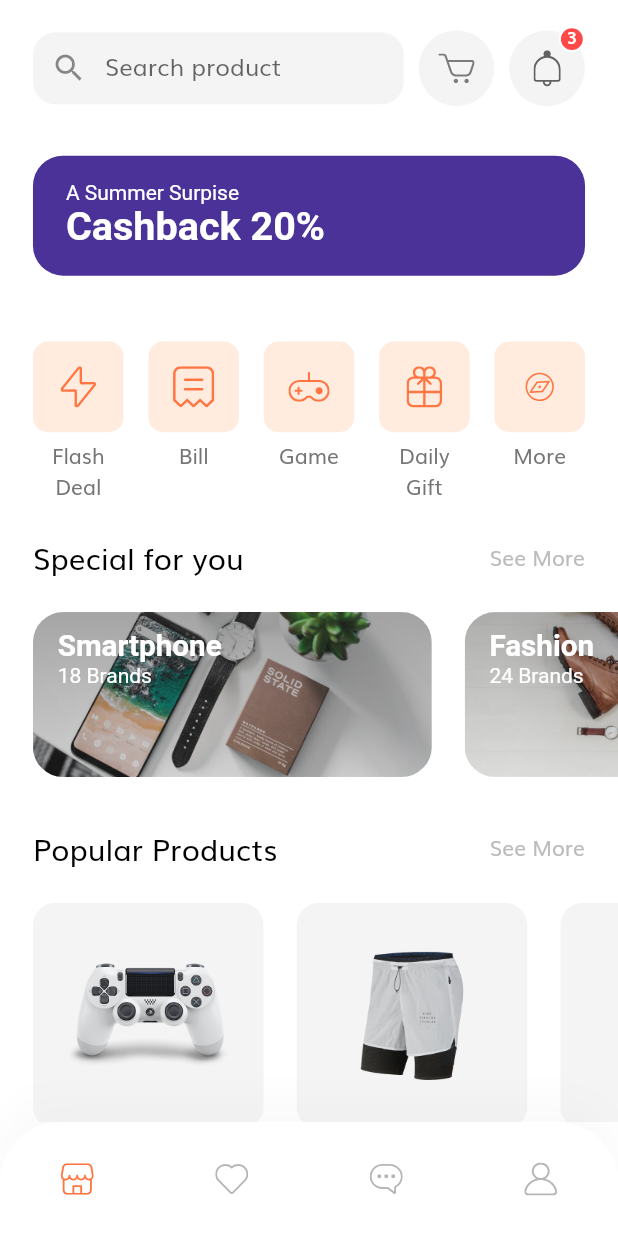
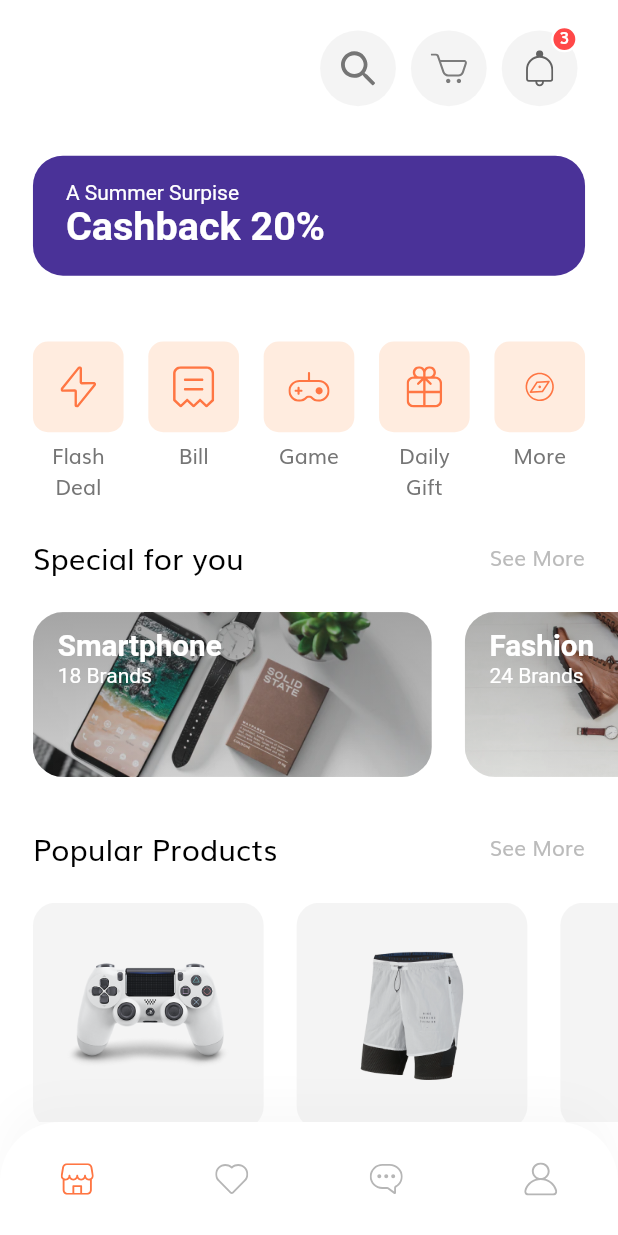
Before and after one commit to fanbarca/shop_app, a Flutter app: the HomeScreen screen opened by its route, on a phone screen of 412 x 824 dp. Run offline on Flutter 3.47's test engine with Material 2 defaults, Android fonts, the phone set to English and light mode, and no system bars; our stand-ins replace flutter_svg; missing offline and left inert: search_page.

```diff
--- a/lib/main.dart
+++ b/lib/main.dart
@@ -19,6 +19,7 @@ class MyApp extends StatelessWidget {
       // home: SplashScreen(),
       // We use routeName so that we dont need to remember the name
       initialRoute: SplashScreen.routeName,
+      // initialRoute: HomeScreen.routeName,
       routes: routes,
     );
   }
--- a/lib/screens/home/components/body.dart
+++ b/lib/screens/home/components/body.dart
@@ -12,6 +12,7 @@ class Body extends StatelessWidget {
   Widget build(BuildContext context) {
     return SafeArea(
       child: SingleChildScrollView(
+        physics: BouncingScrollPhysics(),
         child: Column(
           children: [
             SizedBox(height: getProportionateScreenHeight(20)),
--- a/lib/screens/home/components/home_header.dart
+++ b/lib/screens/home/components/home_header.dart
@@ -1,4 +1,5 @@
 import 'package:flutter/material.dart';
+import 'package:search_page/search_page.dart';
 import 'package:shop_app/screens/cart/cart_screen.dart';
 
 import '../../../size_config.dart';
@@ -6,9 +7,17 @@ import 'icon_btn_with_counter.dart';
 import 'search_field.dart';
 
 class HomeHeader extends StatelessWidget {
-  const HomeHeader({
+  HomeHeader({
     Key? key,
   }) : super(key: key);
+
+  var people = [
+    Person('Mike', 'Barron', 64),
+    Person('Todd', 'Black', 30),
+    Person('Ahmad', 'Edwards', 55),
+    Person('Anthony', 'Johnson', 67),
+    Person('Annette', 'Brooks', 39),
+  ];
 
   @override
   Widget build(BuildContext context) {
@@ -16,9 +25,40 @@ class HomeHeader extends StatelessWidget {
       padding:
           EdgeInsets.symmetric(horizontal: getProportionateScreenWidth(20)),
       child: Row(
-        mainAxisAlignment: MainAxisAlignment.spaceBetween,
+        mainAxisAlignment: MainAxisAlignment.end,
         children: [
-          SearchField(),
+          // SearchField(),
+          IconBtnWithCounter(
+            svgSrc: "assets/icons/Search Icon.svg",
+            press: () => showSearch(
+              context: context,
+              delegate: SearchPage(
+                onQueryUpdate: print,
+                items: people,
+                searchLabel: 'Search people',
+                suggestion: GestureDetector(
+                  onTap: () => FocusScope.of(context).unfocus(),
+                  child: const Center(
+                    child: Text('Filter people by name, surname or age'),
+                  ),
+                ),
+                failure: const Center(
+                  child: Text('No person found :('),
+                ),
+                filter: (Person person) => [
+                  person.name,
+                  person.surname,
+                  person.age.toString(),
+                ],
+                sort: (Person a, Person b) => a.compareTo(b),
+                builder: (Person person) => ListTile(
+                  title: Text(person.name),
+                  subtitle: Text(person.surname),
+                  trailing: Text('${person.age} yo'),
+                ),
+              ),
+            ),
+          ),
           IconBtnWithCounter(
             svgSrc: "assets/icons/Cart Icon.svg",
             press: () => Navigator.pushNamed(context, CartScreen.routeName),
@@ -33,3 +73,12 @@ class HomeHeader extends StatelessWidget {
     );
   }
 }
+class Person implements Comparable<Person> {
+  final String name, surname;
+  final num age;
+
+  const Person(this.name, this.surname, this.age);
+
+  @override
+  int compareTo(Person other) => name.compareTo(other.name);
+}
--- a/lib/screens/home/components/icon_btn_with_counter.dart
+++ b/lib/screens/home/components/icon_btn_with_counter.dart
@@ -21,6 +21,8 @@ class IconBtnWithCounter extends StatelessWidget {
     return InkWell(
       borderRadius: BorderRadius.circular(100),
       onTap: press,
+      child: Padding(
+        padding: const EdgeInsets.symmetric(horizontal: 5.0),
         child: Stack(
           clipBehavior: Clip.none,
           children: [
@@ -61,6 +63,7 @@ class IconBtnWithCounter extends StatelessWidget {
               )
           ],
         ),
+      ),
     );
   }
 }
--- a/lib/screens/home/components/search_field.dart
+++ b/lib/screens/home/components/search_field.dart
@@ -26,7 +26,8 @@ class SearchField extends StatelessWidget {
           focusedBorder: InputBorder.none,
           enabledBorder: InputBorder.none,
           hintText: "Search product",
-            prefixIcon: Icon(Icons.search)),
+          prefixIcon: Icon(Icons.search),
+        ),
       ),
     );
   }
--- a/lib/screens/home/home_screen.dart
+++ b/lib/screens/home/home_screen.dart
@@ -8,9 +8,12 @@ class HomeScreen extends StatelessWidget {
   static String routeName = "/home";
   @override
   Widget build(BuildContext context) {
-    return Scaffold(
-      body: Body(),
-      bottomNavigationBar: CustomBottomNavBar(selectedMenu: MenuState.home),
+    return GestureDetector(
+      onTap: () => FocusScope.of(context).unfocus(),
+      child: Scaffold(
+        body: Body(),
+        bottomNavigationBar: CustomBottomNavBar(selectedMenu: MenuState.home),
+      ),
     );
   }
 }
--- a/lib/screens/sign_in/components/body.dart
+++ b/lib/screens/sign_in/components/body.dart
@@ -1,7 +1,9 @@
 import 'package:flutter/material.dart';
 import 'package:shop_app/components/no_account_text.dart';
 import 'package:shop_app/components/socal_card.dart';
+import '../../../components/default_button.dart';
 import '../../../size_config.dart';
+import '../../home/home_screen.dart';
 import 'sign_form.dart';
 
 class Body extends StatelessWidget {
@@ -51,6 +53,7 @@ class Body extends StatelessWidget {
                 ),
                 SizedBox(height: getProportionateScreenHeight(20)),
                 NoAccountText(),
+
               ],
             ),
           ),
--- a/pubspec.yaml
+++ b/pubspec.yaml
@@ -30,6 +30,9 @@ dependencies:
   # if you are using latest flutter please update your flutter_svg package to ^0.18.*
   flutter_svg: ^0.22.0 # help us to use SVG in our app
   provider: ^6.0.0 # for State management
+  search_page: ^2.2.0
+
+
 
 dev_dependencies:
   flutter_test:
```
Also changed, not shown: lib/screens/sign_in/components/sign_form.dart (+15 -2 lines), lib/screens/sign_in/sign_in_screen.dart (+8 -4 lines), pubspec.lock. Lines whose indentation alone changed are shown as unchanged.
